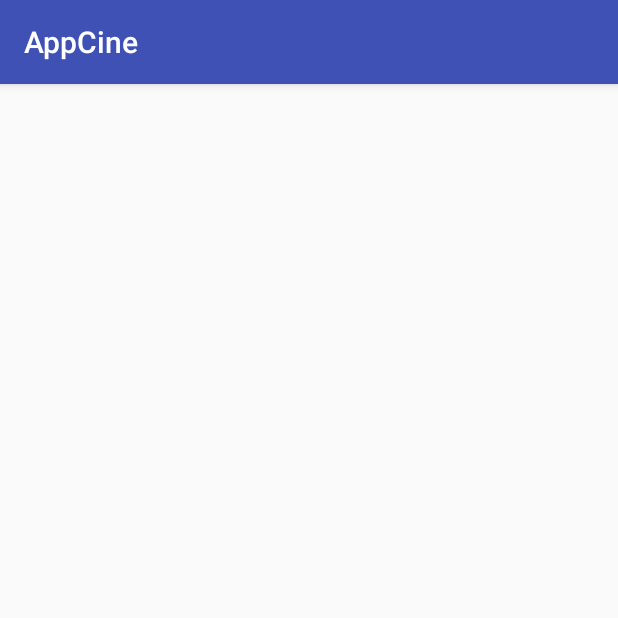
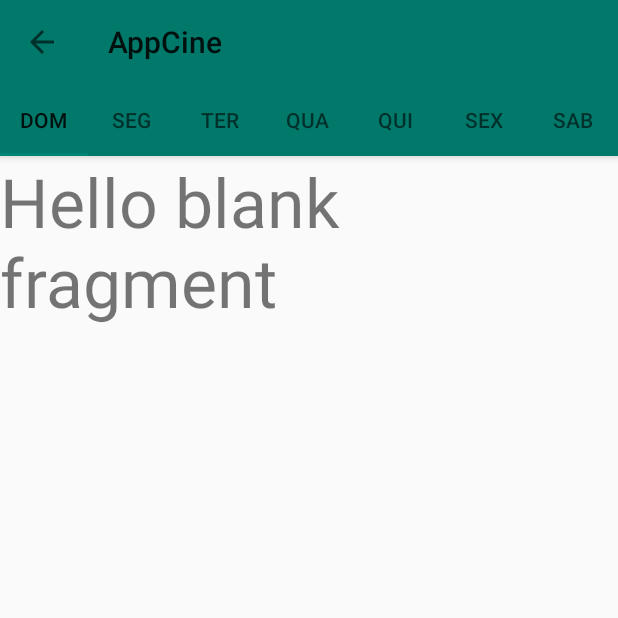
Before and after one commit to FernandoGurgel/AppCine, an Android app: the screen it shows after launch (PrincipalActivity), on a phone screen of 412 x 824 dp, the top half of it. Run offline under Robolectric (Android 15) with nearby library versions, the phone set to English and light mode, and no system bars.

Commit message:
implementando Fragment Layout

```diff
--- a/app/build.gradle
+++ b/app/build.gradle
@@ -27,8 +27,9 @@ dependencies {
         exclude group: 'com.android.support', module: 'support-annotations'
     })
     compile 'com.android.support:appcompat-v7:24.2.1'
-    compile 'com.github.oceanbrasil:OceanLib:1.1.4'
     compile 'com.android.support:design:24.2.1'
     compile 'com.android.support:cardview-v7:24.2.1'
+    compile 'com.github.oceanbrasil:OceanLib:1.1.4'
+    compile 'com.android.support:support-v4:24.2.1'
     testCompile 'junit:junit:4.12'
 }
--- a/app/src/main/AndroidManifest.xml
+++ b/app/src/main/AndroidManifest.xml
@@ -6,9 +6,10 @@
         android:allowBackup="true"
         android:icon="@mipmap/ic_launcher"
         android:label="@string/app_name"
-        android:supportsRtl="true"
         android:theme="@style/AppTheme">
-        <activity android:name=".view.PrincipalActivity">
+        <activity
+            android:name=".view.PrincipalActivity"
+            android:label="@string/app_name">
             <intent-filter>
                 <action android:name="android.intent.action.MAIN" />
 
--- /dev/null
+++ b/app/src/main/java/com/ifam/appcine/view/FimSemana.java
@@ -0,0 +1,31 @@
+package com.ifam.appcine.view;
+
+import android.content.Context;
+import android.net.Uri;
+import android.os.Bundle;
+import android.support.annotation.Nullable;
+import android.support.v4.app.Fragment;
+import android.view.LayoutInflater;
+import android.view.View;
+import android.view.ViewGroup;
+
+import com.ifam.appcine.R;
+
+
+
+public class FimSemana extends Fragment {
+
+    public FimSemana() {
+    }
+
+    @Override
+    public void onCreate(Bundle savedInstanceState) {
+        super.onCreate(savedInstanceState);
+    }
+
+
+    @Override
+    public View onCreateView(LayoutInflater inflater, ViewGroup container, Bundle savedInstanceState) {
+        return inflater.inflate(R.layout.fragment_fim_semana,container,false);
+    }
+}
--- a/app/src/main/java/com/ifam/appcine/view/PrincipalActivity.java
+++ b/app/src/main/java/com/ifam/appcine/view/PrincipalActivity.java
@@ -1,19 +1,97 @@
 package com.ifam.appcine.view;
 
+import android.support.design.widget.TabLayout;
+import android.support.v4.app.Fragment;
+import android.support.v4.app.FragmentManager;
+import android.support.v4.app.FragmentPagerAdapter;
+import android.support.v4.view.ViewPager;
 import android.support.v7.app.AppCompatActivity;
 import android.os.Bundle;
-import android.widget.TabHost;
+import android.support.v7.widget.Toolbar;
 
 import com.ifam.appcine.R;
 
+import java.util.ArrayList;
+import java.util.List;
+
 public class PrincipalActivity extends AppCompatActivity {
+
+    private Toolbar toolbar;
+    private TabLayout tabLayout;
+    private ViewPager viewPager;
+
+    private String[] semana = {"Seg","Ter","Qua","Qui","Sex"};
+    private String[] fimSemana = {"Dom","Sab"};
+
 
     @Override
     protected void onCreate(Bundle savedInstanceState) {
         super.onCreate(savedInstanceState);
         setContentView(R.layout.activity_principal);
 
-        TabHost host = (TabHost) findViewById(R.id.tabhost);
-        host.setup();
+        toolbar = (Toolbar) findViewById(R.id.toobar);
+        setSupportActionBar(toolbar);
+
+        getSupportActionBar().setDisplayHomeAsUpEnabled(true);
+
+        viewPager = (ViewPager) findViewById(R.id.viewpager);
+        onCreateTabNavegacao(viewPager);
+
+        tabLayout = (TabLayout) findViewById(R.id.tabs);
+        tabLayout.setupWithViewPager(viewPager);
+
+    }
+
+    private void onCreateTabNavegacao(ViewPager viewPager) {
+        /*
+        * Inializando Abas de navegação
+        */
+        ViewPagerAdapter adapter = new ViewPagerAdapter(getSupportFragmentManager());
+        /*
+        *  Iniciando semana
+        */
+        for(int z=0; z < semana.length; z++){
+            if( z==0 ){
+                adapter.addFrag(new FimSemana(), fimSemana[z]);
+                adapter.addFrag(new Semana(), semana[z]);
+            }else if(z != semana.length-1){
+                adapter.addFrag(new Semana(), semana[z]);
+            }else{
+                adapter.addFrag(new Semana(), semana[z]);
+                adapter.addFrag(new FimSemana(), fimSemana[1]);
+            }
+            viewPager.setAdapter(adapter);
+        }
+
+
+    }
+    class ViewPagerAdapter extends FragmentPagerAdapter {
+
+        private final List<Fragment> fragmentList = new ArrayList<>();
+        private final List<String> fragmentTitulo = new ArrayList<>();
+
+        public ViewPagerAdapter(FragmentManager fm) {
+            super(fm);
+        }
+
+        @Override
+        public Fragment getItem(int position) {
+            return fragmentList.get(position);
+        }
+
+        @Override
+        public int getCount() {
+            return fragmentList.size();
+        }
+
+        public void addFrag(Fragment fragment,String titulo){
+            fragmentList.add(fragment);
+            fragmentTitulo.add(titulo);
+        }
+
+        @Override
+        public CharSequence getPageTitle(int position) {
+            return fragmentTitulo.get(position);
+        }
     }
 }
--- /dev/null
+++ b/app/src/main/java/com/ifam/appcine/view/Semana.java
@@ -0,0 +1,30 @@
+package com.ifam.appcine.view;
+
+import android.content.Context;
+import android.net.Uri;
+import android.os.Bundle;
+import android.support.annotation.Nullable;
+import android.support.v4.app.Fragment;
+import android.view.LayoutInflater;
+import android.view.View;
+import android.view.ViewGroup;
+
+import com.ifam.appcine.R;
+
+
+public class Semana extends Fragment {
+
+    public Semana() {
+    }
+
+    @Override
+    public void onCreate(Bundle savedInstanceState) {
+        super.onCreate(savedInstanceState);
+    }
+
+
+    @Override
+    public View onCreateView(LayoutInflater inflater, ViewGroup container, Bundle savedInstanceState) {
+        return super.onCreateView(inflater, container, savedInstanceState);
+    }
+}
--- a/app/src/main/res/layout/activity_principal.xml
+++ b/app/src/main/res/layout/activity_principal.xml
@@ -1,88 +1,38 @@
 <?xml version="1.0" encoding="utf-8"?>
-<RelativeLayout xmlns:android="http://schemas.android.com/apk/res/android"
+<android.support.design.widget.CoordinatorLayout
+    xmlns:android="http://schemas.android.com/apk/res/android"
     xmlns:tools="http://schemas.android.com/tools"
+    xmlns:app="http://schemas.android.com/apk/res-auto"
     android:id="@+id/activity_principal"
     android:layout_width="match_parent"
     android:layout_height="match_parent"
     tools:context="com.ifam.appcine.view.PrincipalActivity">
 
-    <TabHost
-        android:id="@+id/tabhost"
+    <android.support.design.widget.AppBarLayout
+        android:layout_width="match_parent"
+        android:layout_height="wrap_content">
+        <android.support.v7.widget.Toolbar
+            android:id="@+id/toobar"
+            android:layout_width="match_parent"
+            android:layout_height="?attr/actionBarSize"
+            android:background="?attr/colorPrimary"
+            app:layout_scrollFlags="scroll|enterAlways"
+            android:popupTheme="@style/ThemeOverlay.AppCompat.Light"/>
+
+        <android.support.design.widget.TabLayout
+            android:id="@+id/tabs"
+            android:layout_width="match_parent"
+            android:layout_height="wrap_content"
+            app:tabMode="fixed"
+            app:tabGravity="fill"/>
+
+    </android.support.design.widget.AppBarLayout>
+
+
+    <android.support.v4.view.ViewPager
+        android:id="@+id/viewpager"
         android:layout_width="match_parent"
         android:layout_height="match_parent"
-        android:layout_alignParentBottom="true"
-        android:layout_alignParentStart="true">
+        app:layout_behavior="@string/appbar_scrolling_view_behavior"/>
 
-        <LinearLayout
-            android:layout_width="match_parent"
-            android:layout_height="match_parent"
-            android:orientation="vertical">
-
-            <TabWidget
-                android:background="@color/colorPrimary"
-                android:id="@android:id/tabs"
-                android:layout_width="match_parent"
-                android:layout_height="wrap_content"
-                />
-
-            <FrameLayout
-                android:id="@android:id/tabcontent"
-                android:layout_width="match_parent"
-                android:layout_height="match_parent">
-
-                <LinearLayout
-                    android:id="@+id/Seg"
-                    android:layout_width="match_parent"
-                    android:layout_height="match_parent"
-                    android:orientation="vertical">
-
-                </LinearLayout>
-
-                <LinearLayout
-                    android:id="@+id/Ter"
-                    android:layout_width="match_parent"
-                    android:layout_height="match_parent"
-                    android:orientation="vertical">
-
-                </LinearLayout>
-
-                <LinearLayout
-                    android:id="@+id/Qua"
-                    android:layout_width="match_parent"
-                    android:layout_height="match_parent"
-                    android:orientation="vertical">
-
-                </LinearLayout>
-
-                <LinearLayout
-                    android:id="@+id/Qui"
-                    android:layout_width="match_parent"
-                    android:layout_height="match_parent"
-                    android:orientation="vertical">
-
-                </LinearLayout>
-                <LinearLayout
-                    android:id="@+id/Sex"
-                    android:layout_width="match_parent"
-                    android:layout_height="match_parent"
-                    android:orientation="vertical">
-
-                </LinearLayout>
-                <LinearLayout
-                    android:id="@+id/Sab"
-                    android:layout_width="match_parent"
-                    android:layout_height="match_parent"
-                    android:orientation="vertical">
-
-                </LinearLayout>
-                <LinearLayout
-                    android:id="@+id/Dom"
-                    android:layout_width="match_parent"
-                    android:layout_height="match_parent"
-                    android:orientation="vertical">
-
-                </LinearLayout>
-            </FrameLayout>
-        </LinearLayout>
-    </TabHost>
-</RelativeLayout>
+</android.support.design.widget.CoordinatorLayout>
--- /dev/null
+++ b/app/src/main/res/layout/fragment_fim_semana.xml
@@ -0,0 +1,14 @@
+<FrameLayout xmlns:android="http://schemas.android.com/apk/res/android"
+    xmlns:tools="http://schemas.android.com/tools"
+    android:layout_width="match_parent"
+    android:layout_height="match_parent"
+    tools:context="com.ifam.appcine.view.FimSemana">
+
+    <!-- TODO: Update blank fragment layout -->
+    <TextView
+        android:textSize="45sp"
+        android:layout_width="match_parent"
+        android:layout_height="match_parent"
+        android:text="@string/hello_blank_fragment" />
+
+</FrameLayout>
--- /dev/null
+++ b/app/src/main/res/layout/fragment_semana.xml
@@ -0,0 +1,13 @@
+<FrameLayout xmlns:android="http://schemas.android.com/apk/res/android"
+    xmlns:tools="http://schemas.android.com/tools"
+    android:layout_width="match_parent"
+    android:layout_height="match_parent"
+    tools:context="com.ifam.appcine.view.Semana">
+
+    <!-- TODO: Update blank fragment layout -->
+    <TextView
+        android:layout_width="match_parent"
+        android:layout_height="match_parent"
+        android:text="@string/hello_blank_fragment" />
+
+</FrameLayout>
--- a/app/src/main/res/values/colors.xml
+++ b/app/src/main/res/values/colors.xml
@@ -1,6 +1,9 @@
 <?xml version="1.0" encoding="utf-8"?>
 <resources>
-    <color name="colorPrimary">#3F51B5</color>
-    <color name="colorPrimaryDark">#303F9F</color>
-    <color name="colorAccent">#FF4081</color>
+    <color name="colorPrimary">#00796B</color>
+    <color name="colorPrimaryDark">#00796B</color>
+    <color name="colorAccent">#009688</color>
+    <color name="textColorPrimary">#FFFFFF</color>
+    <color name="windowBackground">#FFFFFF</color>
+    <color name="navigationBarColor">#000000</color>
 </resources>
--- a/app/src/main/res/values/dimens.xml
+++ b/app/src/main/res/values/dimens.xml
@@ -2,4 +2,8 @@
     <!-- Default screen margins, per the Android Design guidelines. -->
     <dimen name="activity_horizontal_margin">16dp</dimen>
     <dimen name="activity_vertical_margin">16dp</dimen>
+    <dimen name="tab_max_width">264dp</dimen>
+    <dimen name="tab_padding_bottom">16dp</dimen>
+    <dimen name="tab_label">14sp</dimen>
+    <dimen name="custom_tab_layout_height">72dp</dimen>
 </resources>
--- a/app/src/main/res/values/strings.xml
+++ b/app/src/main/res/values/strings.xml
@@ -1,3 +1,6 @@
 <resources>
     <string name="app_name">AppCine</string>
+
+    <!-- TODO: Remove or change this placeholder text -->
+    <string name="hello_blank_fragment">Hello blank fragment</string>
 </resources>
--- a/app/src/main/res/values/styles.xml
+++ b/app/src/main/res/values/styles.xml
@@ -5,7 +5,8 @@
         <!-- Customize your theme here. -->
         <item name="colorPrimary">@color/colorPrimary</item>
         <item name="colorPrimaryDark">@color/colorPrimaryDark</item>
-        <item name="colorAccent">@color/colorAccent</item>
+        <item name="windowNoTitle">true</item>
+        <item name="windowActionBar">false</item>
     </style>
 
 </resources>
```
